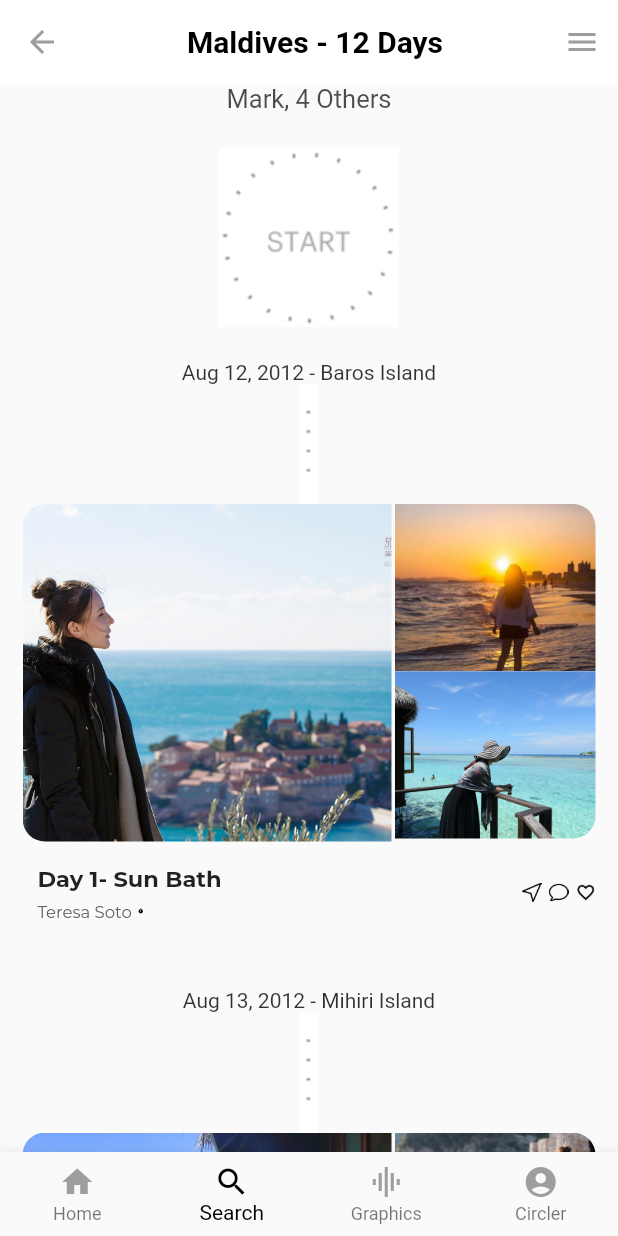
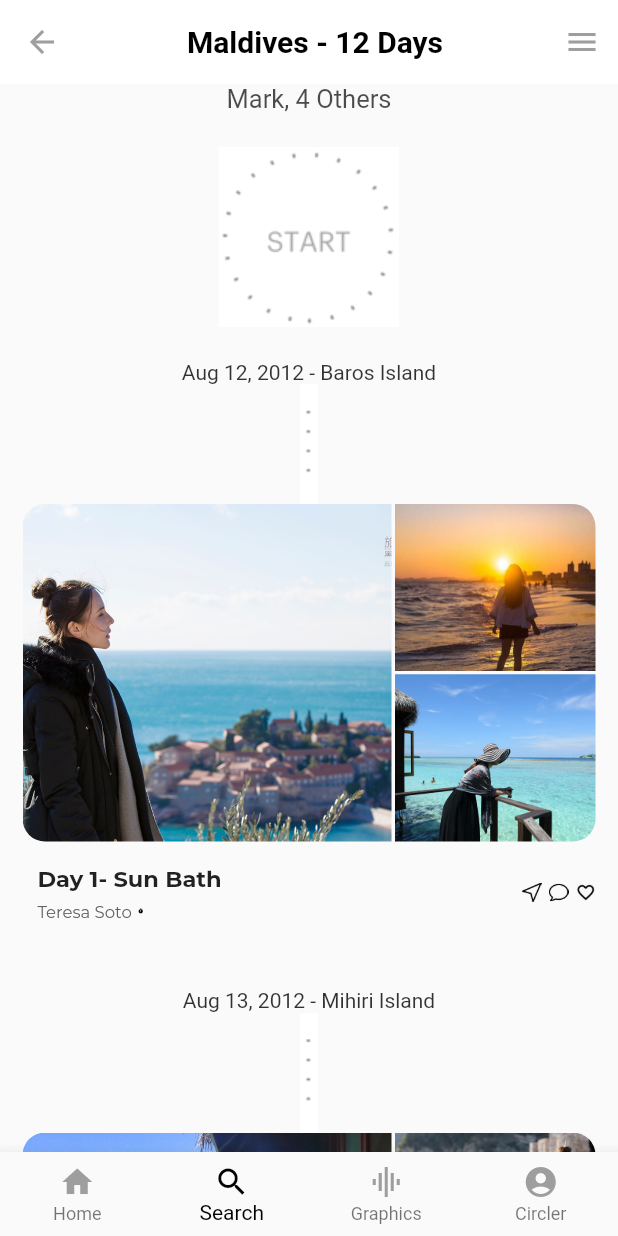
Before and after one commit to 1166544/flutter_travel, a Flutter app: the screen it shows after launch, on a phone screen of 412 x 824 dp. Run offline on Flutter 3.47's test engine with Material 2 defaults, Android fonts, the phone set to English and light mode, and no system bars; project files that could hold a hidden picture were left out.

Commit message:
fix: sizebox height

```diff
--- a/lib/common/CommonTravelItem.dart
+++ b/lib/common/CommonTravelItem.dart
@@ -34,7 +34,7 @@ class CommonTravelItem {
 													image: DecorationImage(image: AssetImage(assistantImage1Url), fit: BoxFit.cover)
 												),
 											),
-											SizedBox(width: 2.0),
+											SizedBox(height: 2.0),
 											Container(
 												height: 111.5,
 												width: MediaQuery.of(context).size.width / 2 - 72.0,
```
